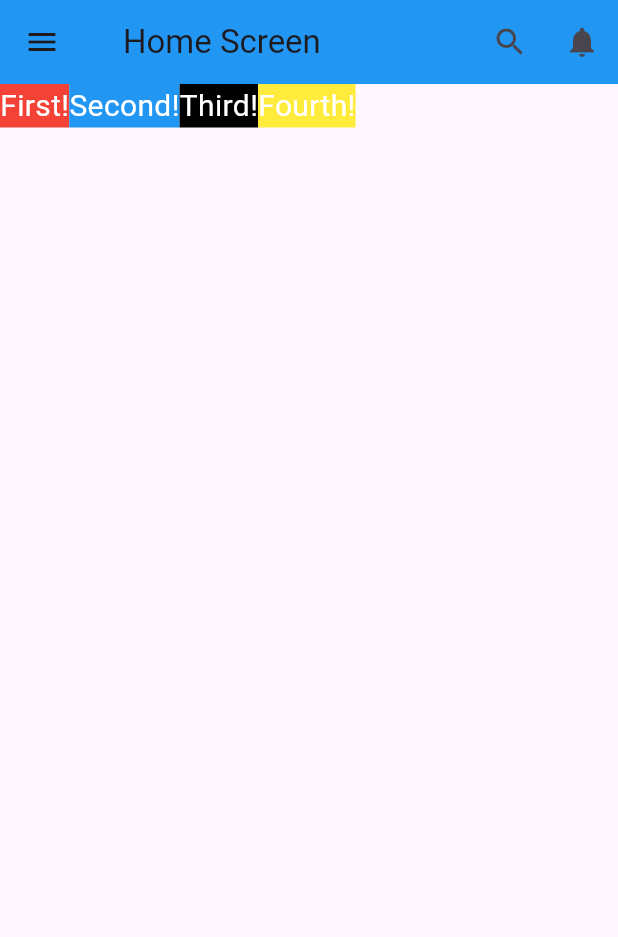
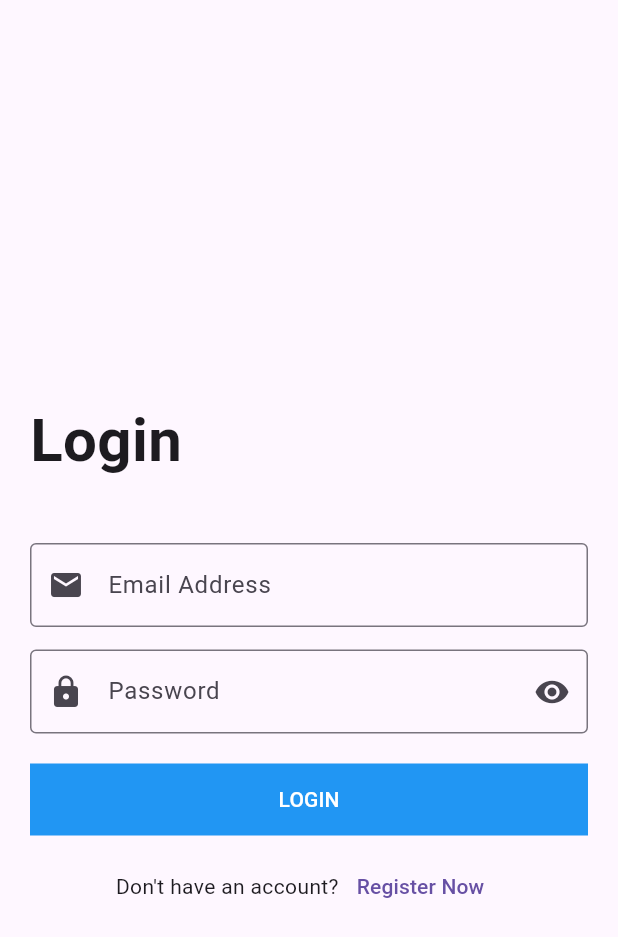
Before and after one commit to mohelsadany/new_app_project_fultter, a Flutter app: the screen it shows after launch, on a phone screen of 412 x 824 dp. Shown: the top 937 px of the screen. Run offline on Flutter 3.47's test engine with Material 3 defaults, Android fonts, the phone set to English and light mode, and no system bars.

Commit message:
adding new project login screen

```diff
--- a/lib/home_screen.dart
+++ b/lib/home_screen.dart
@@ -1,148 +1,89 @@
+import 'dart:ui';
+
 import 'package:flutter/material.dart';
 
 class HomeScreen extends StatelessWidget {
   @override
   Widget build(BuildContext context) {
+    // main axis alignment : start
+    // cross axis alignment : center
+
     return Scaffold(
       appBar: AppBar(
-        leading: const Icon(Icons.menu),
-        title: Container(
-          child: const Row(
-            children: [
-              Center(
-                child: Padding(
-                  padding: EdgeInsets.all(10.0),
-                  child: Center(
-                    child: Text("Home Screen"),
+        backgroundColor: Colors.teal,
+        leading: const Icon(
+          Icons.menu,
         ),
+        title: const Text(
+          'First App',
         ),
-              )
+        actions: [
+          IconButton(
+            icon: const Icon(
+              Icons.notification_important,
+            ),
+            onPressed: onNotification,
+          ),
+          IconButton(
+            icon: const Text(
+              'hello',
+            ),
+            onPressed: () {
+              print('hello');
+            },
+          ),
         ],
       ),
-        ),
-        actions: const [
-          IconButton(onPressed: search, icon: Icon(Icons.search)),
-          IconButton(onPressed: notifications, icon: Icon(Icons.notifications)),
-        ],
-        backgroundColor: Colors.blue,
-      ),
-      // body: Container(
-      //   color: Colors.green,
-      //   width: double.infinity,
-      //   child: Column(
-      //     mainAxisSize: MainAxisSize.max,
-      //     // mainAxisAlignment: MainAxisAlignment.spaceEvenly,
-      //     crossAxisAlignment: CrossAxisAlignment.end,
-      //     children: [
-      //       Container(
-      //         color: Colors.red,
-      //         child: const Text("Hello World!",
-      //         style: TextStyle(
-      //           color: Colors.white,
-      //           fontSize: 20,
-      //         ),
-      //         ),
-      //       ),
-      //
-      //       Container(
-      //         color: Colors.blue,
-      //         child: const Text("Hello World!",
-      //         style: TextStyle(
-      //           color: Colors.white,
-      //           fontSize: 20,
-      //         ),
-      //       ),
-      //       ),
-      //       Container(
-      //         color: Colors.black,
-      //         child: const Text("Hello World!",
-      //           style: TextStyle(
-      //             color: Colors.white,
-      //             fontSize: 20,
-      //           ),
-      //         ),
-      //       ),
-      //       Container(
-      //         color: Colors.yellow,
-      //         child: const Text("Hello World!",
-      //           style: TextStyle(
-      //             color: Colors.white,
-      //             fontSize: 20,
-      //           ),
-      //         ),
-      //       ),
-      //       Container(
-      //         color: Colors.purple,
-      //         child: const Text("Hello World!",
-      //           style: TextStyle(
-      //             color: Colors.white,
-      //             fontSize: 20,
-      //           ),
-      //         ),
-      //       ),
-      //       Container(
-      //         color: Colors.orange,
-      //         child: const Text("Hello World!",
-      //           style: TextStyle(
-      //             color: Colors.white,
-      //             fontSize: 20,
-      //           ),
-      //         ),
-      //       ),
-      //
-      //     ],
-      //   ),
-      // ),
-      body: Row(
-        children:[
-          Container(
-            color: Colors.red,
-            child: const Text("First!",
-              style: TextStyle(
-                color: Colors.white,
-                fontSize: 20,
+      body: Column(
+        children: [
+          Padding(
+            padding: const EdgeInsets.all(50.0),
+            child: Container(
+              decoration: const BoxDecoration(
+                borderRadius: BorderRadiusDirectional.only(
+                  topStart: Radius.circular(
+                    20.0,
                   ),
                 ),
               ),
+              clipBehavior: Clip.antiAliasWithSaveLayer,
+              child: Stack(
+                alignment: Alignment.bottomCenter,
+                children: [
+                  const Image(
+                    image: NetworkImage(
+                      'https://cdn.pixabay.com/photo/2015/04/19/08/33/flower-729512__340.jpg',
+                    ),
+                    height: 200.0,
+                    width: 200.0,
+                    fit: BoxFit.cover,
+                  ),
                   Container(
-            color: Colors.blue,
-            child: const Text("Second!",
+                    width: 200.0,
+                    color: Colors.black.withOpacity(.7),
+                    padding: const EdgeInsets.symmetric(
+                      vertical: 10.0,
+                    ),
+                    child: const Text(
+                      'Flower',
+                      textAlign: TextAlign.center,
                       style: TextStyle(
+                        fontSize: 20.0,
                         color: Colors.white,
-                fontSize: 20,
                       ),
                     ),
                   ),
-          Container(
-            color: Colors.black,
-            child: const Text("Third!",
-              style: TextStyle(
-                color: Colors.white,
-                fontSize: 20,
-              ),
-            ),
-          ),
-          Container(
-            color: Colors.yellow,
-            child: const Text("Fourth!",
-              style: TextStyle(
-                color: Colors.white,
-                fontSize: 20,
+                ],
               ),
             ),
           ),
         ],
       ),
     );
+  }
 
-
+  // when notification icon button clicked
+  void onNotification() {
+    print('notification clicked');
   }
 }
-
-void notifications() {
-  print("Notifications");
-}
-
-void search() {
-  print("Search");
-}
--- a/lib/login.dart
+++ b/lib/login.dart
@@ -1,40 +1,110 @@
-// add login widget here
-
 import 'package:flutter/material.dart';
 
-class Login extends StatelessWidget {
+class LoginScreen extends StatelessWidget {
+  var emailController = TextEditingController();
+  var passwordController = TextEditingController();
+
   @override
   Widget build(BuildContext context) {
     return Scaffold(
-      appBar: AppBar(
-        leading: const Icon(Icons.menu
-        ),
-        title: Container(
-          child: const Row(
-            children: [
-              Center(
-                child: Padding(
-                  padding: EdgeInsets.all(8.0),
-                  child: Center(
-                    child: Text("Login"
+      appBar: AppBar(),
+      body: Padding(
+        padding: const EdgeInsets.all(20.0),
+        child: Center(
+          child: SingleChildScrollView(
+            child: Column(
+              crossAxisAlignment: CrossAxisAlignment.start,
+              children: [
+                const Text(
+                  'Login',
+                  style: TextStyle(
+                    fontSize: 40.0,
+                    fontWeight: FontWeight.bold,
+                  ),
+                ),
+                const SizedBox(
+                  height: 40.0,
+                ),
+                TextFormField(
+                  controller: emailController,
+                  keyboardType: TextInputType.emailAddress,
+                  onFieldSubmitted: (String value) {
+                    print(value);
+                  },
+                  onChanged: (String value) {
+                    print(value);
+                  },
+                  decoration: const InputDecoration(
+                    labelText: 'Email Address',
+                    prefixIcon: Icon(
+                      Icons.email,
+                    ),
+                    border: OutlineInputBorder(),
+                  ),
+                ),
+                const SizedBox(
+                  height: 15.0,
+                ),
+                TextFormField(
+                  controller: passwordController,
+                  keyboardType: TextInputType.visiblePassword,
+                  obscureText: true,
+                  onFieldSubmitted: (String value) {
+                    print(value);
+                  },
+                  onChanged: (String value) {
+                    print(value);
+                  },
+                  decoration: const InputDecoration(
+                    labelText: 'Password',
+                    prefixIcon: Icon(
+                      Icons.lock,
+                    ),
+                    suffixIcon: Icon(
+                      Icons.remove_red_eye,
+                    ),
+                    border: OutlineInputBorder(),
+                  ),
+                ),
+                const SizedBox(
+                  height: 20.0,
+                ),
+                Container(
+                  width: double.infinity,
+                  color: Colors.blue,
+                  child: MaterialButton(
+                    onPressed: () {
+                      print(emailController.text);
+                      print(passwordController.text);
+                    },
+                    child: const Text(
+                      'LOGIN',
+                      style: TextStyle(
+                        color: Colors.white,
+                      ),
                     ),
                   ),
                 ),
-              ),
-            ],
+                const SizedBox(
+                  height: 10.0,
+                ),
+                Row(
+                  mainAxisAlignment: MainAxisAlignment.center,
+                  children: [
+                    const Text(
+                      'Don\'t have an account?',
+                    ),
+                    TextButton(
+                      onPressed: () {},
+                      child: const Text(
+                        'Register Now',
+                      ),
+                    ),
+                  ],
+                ),
+              ],
+            ),
           ),
-        ),
-        actions: const [
-          Icon(Icons.search
-          ),
-          Icon(Icons.more_vert
-          ),
-          Icon(Icons.notifications
-          ),
-        ],
-      ),
-      body: const Center(
-        child: Text("Hello World!"
         ),
       ),
     );
--- a/lib/main.dart
+++ b/lib/main.dart
@@ -1,27 +1,27 @@
 import 'package:flutter/material.dart';
-import 'package:new_app_project/home_screen.dart';
 import 'package:new_app_project/login.dart';
-import 'package:new_app_project/register.dart';
 
-void main() {
-  runApp(myApp());
+void main()
+{
+  runApp(MyApp());
 }
 
-//stateless widget
-// stateful widget
+// Stateless
+// Stateful
 
-class myApp extends StatelessWidget {
+// class MyApp
+
+class MyApp extends StatelessWidget
+{
   // constructor
-  // build method
+  // build
 
   @override
-  Widget build(BuildContext context) {
+  Widget build(BuildContext context)
+  {
     return MaterialApp(
-      home: HomeScreen(),
-      routes: {
-        '/login': (context) => Login(),
-        '/register': (context) => Register(),
-      },
+      debugShowCheckedModeBanner: false,
+      home:  LoginScreen(),
     );
   }
 }
```
Lines whose indentation alone changed are shown as unchanged.
